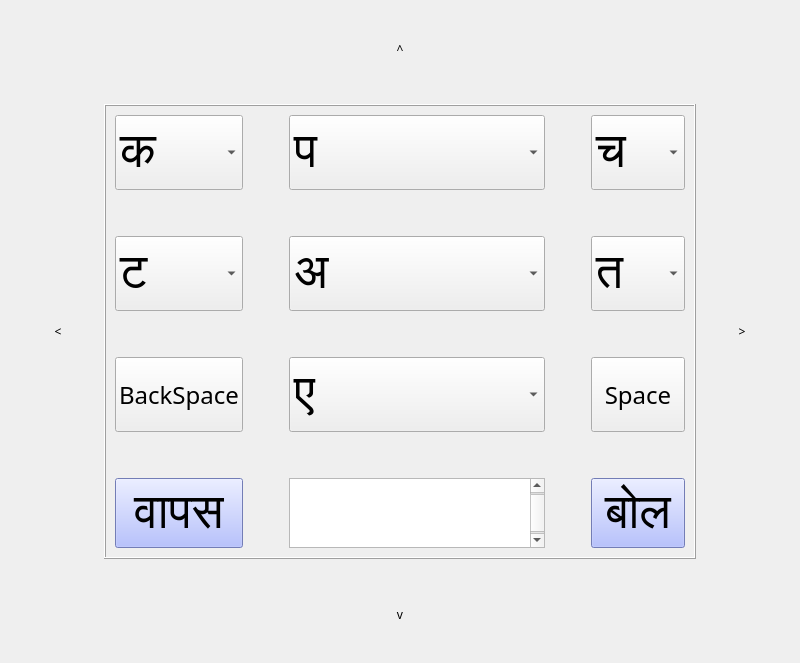
Above: boliLayout.ui from ccluri/Boli before the change. Below: the same form after it.
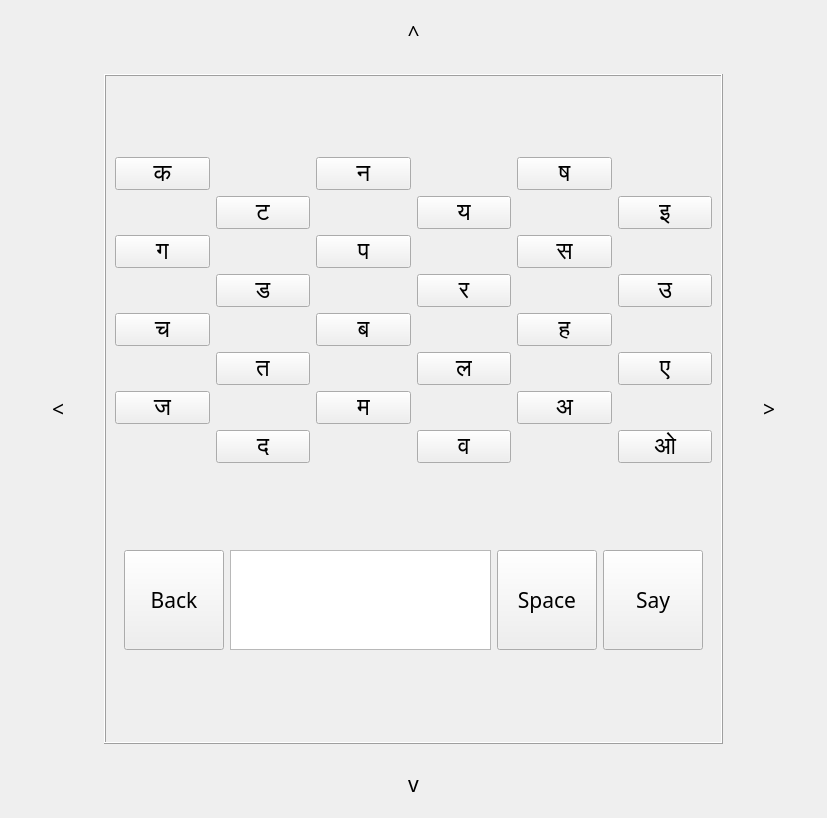
That is the form after the change. The open tabs and pages were chosen to show the change.

Commit message: alphabets of hindi as buttons instead of comboBoxs, working dirty code

Diff of the .ui file:
```diff
--- a/boliLayout.ui
+++ b/boliLayout.ui
@@ -6,13 +6,14 @@
    <rect>
     <x>0</x>
     <y>0</y>
-    <width>800</width>
-    <height>600</height>
+    <width>827</width>
+    <height>818</height>
    </rect>
   </property>
   <property name="font">
    <font>
     <family>Lohit Hindi</family>
+    <pointsize>16</pointsize>
    </font>
   </property>
   <property name="windowTitle">
@@ -34,7 +35,7 @@
       <property name="minimumSize">
        <size>
         <width>0</width>
-        <height>80</height>
+        <height>50</height>
        </size>
       </property>
       <property name="text">
@@ -409,438 +410,396 @@
           </layout>
          </widget>
          <widget class="QWidget" name="page_2">
-          <layout class="QHBoxLayout" name="horizontalLayout_3">
+          <layout class="QVBoxLayout" name="verticalLayout_2">
            <item>
             <layout class="QGridLayout" name="gridLayout_2">
-             <item row="2" column="5">
-              <widget class="QComboBox" name="tha_ComboBox">
+             <item row="6" column="0">
+              <widget class="QPushButton" name="pushButton_4">
                <property name="font">
                 <font>
-                 <pointsize>36</pointsize>
+                 <pointsize>18</pointsize>
                 </font>
                </property>
-               <item>
-                <property name="text">
-                 <string>त</string>
-                </property>
-               </item>
-               <item>
-                <property name="text">
-                 <string>थ</string>
-                </property>
-               </item>
-               <item>
-                <property name="text">
-                 <string>द</string>
-                </property>
-               </item>
-               <item>
-                <property name="text">
-                 <string>ध</string>
-                </property>
-               </item>
-               <item>
-                <property name="text">
-                 <string>न</string>
-                </property>
-               </item>
-              </widget>
-             </item>
-             <item row="3" column="1">
-              <spacer name="verticalSpacer_6">
-               <property name="orientation">
-                <enum>Qt::Vertical</enum>
-               </property>
-               <property name="sizeType">
-                <enum>QSizePolicy::Fixed</enum>
-               </property>
-               <property name="sizeHint" stdset="0">
-                <size>
-                 <width>20</width>
-                 <height>40</height>
-                </size>
-               </property>
-              </spacer>
-             </item>
-             <item row="7" column="1">
-              <widget class="QPushButton" name="cancelPushButton_2">
-               <property name="sizePolicy">
-                <sizepolicy hsizetype="Minimum" vsizetype="Expanding">
-                 <horstretch>0</horstretch>
-                 <verstretch>0</verstretch>
-                </sizepolicy>
-               </property>
-               <property name="font">
-                <font>
-                 <family>Lohit Hindi</family>
-                 <pointsize>36</pointsize>
-                </font>
-               </property>
-               <property name="styleSheet">
-                <string notr="true">background-color: rgb(161, 175, 255);</string>
-               </property>
                <property name="text">
-                <string>वापस</string>
-               </property>
-              </widget>
-             </item>
-             <item row="7" column="5">
-              <widget class="QPushButton" name="sayPushButton_2">
-               <property name="sizePolicy">
-                <sizepolicy hsizetype="Minimum" vsizetype="Expanding">
-                 <horstretch>0</horstretch>
-                 <verstretch>0</verstretch>
-                </sizepolicy>
-               </property>
-               <property name="font">
-                <font>
-                 <family>Lohit Hindi</family>
-                 <pointsize>36</pointsize>
-                </font>
-               </property>
-               <property name="styleSheet">
-                <string notr="true">background-color: rgb(161, 175, 255);</string>
-               </property>
-               <property name="text">
-                <string>बोल</string>
+                <string>ज</string>
                </property>
               </widget>
              </item>
              <item row="7" column="3">
-              <widget class="QTextEdit" name="letterOutputTextEdit">
-               <property name="sizePolicy">
-                <sizepolicy hsizetype="Minimum" vsizetype="Expanding">
-                 <horstretch>0</horstretch>
-                 <verstretch>0</verstretch>
-                </sizepolicy>
-               </property>
+              <widget class="QPushButton" name="pushButton_16">
                <property name="font">
                 <font>
-                 <family>Lohit Hindi</family>
-                 <pointsize>36</pointsize>
+                 <pointsize>18</pointsize>
                 </font>
                </property>
-               <property name="html">
-                <string>&lt;!DOCTYPE HTML PUBLIC &quot;-//W3C//DTD HTML 4.0//EN&quot; &quot;http://www.w3.org/TR/REC-html40/strict.dtd&quot;&gt;
-&lt;html&gt;&lt;head&gt;&lt;meta name=&quot;qrichtext&quot; content=&quot;1&quot; /&gt;&lt;style type=&quot;text/css&quot;&gt;
-p, li { white-space: pre-wrap; }
-&lt;/style&gt;&lt;/head&gt;&lt;body style=&quot; font-family:'Lohit Hindi'; font-size:36pt; font-weight:400; font-style:normal;&quot;&gt;
-&lt;p align=&quot;center&quot; style=&quot;-qt-paragraph-type:empty; margin-top:0px; margin-bottom:0px; margin-left:0px; margin-right:0px; -qt-block-indent:0; text-indent:0px;&quot;&gt;&lt;br /&gt;&lt;/p&gt;&lt;/body&gt;&lt;/html&gt;</string>
+               <property name="text">
+                <string>व</string>
                </property>
               </widget>
              </item>
-             <item row="6" column="1">
-              <spacer name="verticalSpacer_5">
-               <property name="orientation">
-                <enum>Qt::Vertical</enum>
+             <item row="2" column="2">
+              <widget class="QPushButton" name="pushButton_10">
+               <property name="font">
+                <font>
+                 <pointsize>18</pointsize>
+                </font>
                </property>
-               <property name="sizeType">
-                <enum>QSizePolicy::Fixed</enum>
+               <property name="text">
+                <string>प</string>
                </property>
-               <property name="sizeHint" stdset="0">
-                <size>
-                 <width>20</width>
-                 <height>40</height>
-                </size>
-               </property>
-              </spacer>
+              </widget>
              </item>
-             <item row="0" column="3">
-              <widget class="QComboBox" name="pa_ComboBox">
+             <item row="4" column="2">
+              <widget class="QPushButton" name="pushButton_11">
                <property name="font">
                 <font>
-                 <pointsize>36</pointsize>
+                 <pointsize>18</pointsize>
                 </font>
                </property>
-               <item>
-                <property name="text">
-                 <string>प</string>
-                </property>
-               </item>
-               <item>
-                <property name="text">
-                 <string>फ</string>
-                </property>
-               </item>
-               <item>
-                <property name="text">
-                 <string>ब</string>
-                </property>
-               </item>
-               <item>
-                <property name="text">
-                 <string>भ</string>
-                </property>
-               </item>
-               <item>
-                <property name="text">
-                 <string>म</string>
-                </property>
-               </item>
+               <property name="text">
+                <string>ब</string>
+               </property>
               </widget>
              </item>
-             <item row="0" column="5">
-              <widget class="QComboBox" name="cha_ComboBox">
+             <item row="6" column="2">
+              <widget class="QPushButton" name="pushButton_12">
                <property name="font">
                 <font>
-                 <pointsize>36</pointsize>
+                 <pointsize>18</pointsize>
                 </font>
                </property>
-               <item>
-                <property name="text">
-                 <string>च</string>
-                </property>
-               </item>
-               <item>
-                <property name="text">
-                 <string>छ</string>
-                </property>
-               </item>
-               <item>
-                <property name="text">
-                 <string>ज</string>
-                </property>
-               </item>
-               <item>
-                <property name="text">
-                 <string>झ</string>
-                </property>
-               </item>
+               <property name="text">
+                <string>म</string>
+               </property>
               </widget>
              </item>
-             <item row="0" column="2">
-              <spacer name="horizontalSpacer_3">
-               <property name="orientation">
-                <enum>Qt::Horizontal</enum>
+             <item row="4" column="0">
+              <widget class="QPushButton" name="pushButton_3">
+               <property name="font">
+                <font>
+                 <pointsize>18</pointsize>
+                </font>
                </property>
-               <property name="sizeType">
-                <enum>QSizePolicy::Fixed</enum>
+               <property name="text">
+                <string>च</string>
                </property>
-               <property name="sizeHint" stdset="0">
-                <size>
-                 <width>40</width>
-                 <height>20</height>
-                </size>
-               </property>
-              </spacer>
-             </item>
-             <item row="1" column="1">
-              <spacer name="verticalSpacer_4">
-               <property name="orientation">
-                <enum>Qt::Vertical</enum>
-               </property>
-               <property name="sizeType">
-                <enum>QSizePolicy::Fixed</enum>
-               </property>
-               <property name="sizeHint" stdset="0">
-                <size>
-                 <width>20</width>
-                 <height>40</height>
-                </size>
-               </property>
-              </spacer>
+              </widget>
              </item>
              <item row="5" column="3">
-              <widget class="QComboBox" name="aye_ComboBox">
+              <widget class="QPushButton" name="pushButton_15">
                <property name="font">
                 <font>
-                 <pointsize>36</pointsize>
+                 <pointsize>18</pointsize>
                 </font>
                </property>
-               <item>
-                <property name="text">
-                 <string>ए</string>
-                </property>
-               </item>
-               <item>
-                <property name="text">
-                 <string>ऐ</string>
-                </property>
-               </item>
-               <item>
-                <property name="text">
-                 <string>ओ</string>
-                </property>
-               </item>
-               <item>
-                <property name="text">
-                 <string>औ</string>
-                </property>
-               </item>
-               <item>
-                <property name="text">
-                 <string>अं</string>
-                </property>
-               </item>
-               <item>
-                <property name="text">
-                 <string>अः</string>
-                </property>
-               </item>
+               <property name="text">
+                <string>ल</string>
+               </property>
+              </widget>
+             </item>
+             <item row="7" column="1">
+              <widget class="QPushButton" name="pushButton_8">
+               <property name="font">
+                <font>
+                 <pointsize>18</pointsize>
+                </font>
+               </property>
+               <property name="text">
+                <string>द</string>
+               </property>
+              </widget>
+             </item>
+             <item row="0" column="0">
+              <widget class="QPushButton" name="pushButton">
+               <property name="font">
+                <font>
+                 <pointsize>18</pointsize>
+                </font>
+               </property>
+               <property name="text">
+                <string>क</string>
+               </property>
+              </widget>
+             </item>
+             <item row="5" column="1">
+              <widget class="QPushButton" name="pushButton_7">
+               <property name="font">
+                <font>
+                 <pointsize>18</pointsize>
+                </font>
+               </property>
+               <property name="text">
+                <string>त</string>
+               </property>
+              </widget>
+             </item>
+             <item row="3" column="1">
+              <widget class="QPushButton" name="pushButton_6">
+               <property name="font">
+                <font>
+                 <pointsize>18</pointsize>
+                </font>
+               </property>
+               <property name="text">
+                <string>ड</string>
+               </property>
+              </widget>
+             </item>
+             <item row="1" column="1">
+              <widget class="QPushButton" name="pushButton_5">
+               <property name="font">
+                <font>
+                 <pointsize>18</pointsize>
+                </font>
+               </property>
+               <property name="text">
+                <string>ट</string>
+               </property>
+              </widget>
+             </item>
+             <item row="3" column="3">
+              <widget class="QPushButton" name="pushButton_14">
+               <property name="font">
+                <font>
+                 <pointsize>18</pointsize>
+                </font>
+               </property>
+               <property name="text">
+                <string>र</string>
+               </property>
+              </widget>
+             </item>
+             <item row="0" column="2">
+              <widget class="QPushButton" name="pushButton_9">
+               <property name="font">
+                <font>
+                 <pointsize>18</pointsize>
+                </font>
+               </property>
+               <property name="text">
+                <string>न</string>
+               </property>
+              </widget>
+             </item>
+             <item row="1" column="3">
+              <widget class="QPushButton" name="pushButton_13">
+               <property name="font">
+                <font>
+                 <pointsize>18</pointsize>
+                </font>
+               </property>
+               <property name="text">
+                <string>य</string>
+               </property>
+              </widget>
+             </item>
+             <item row="2" column="0">
+              <widget class="QPushButton" name="pushButton_2">
+               <property name="font">
+                <font>
+                 <pointsize>18</pointsize>
+                </font>
+               </property>
+               <property name="text">
+                <string>ग</string>
+               </property>
+              </widget>
+             </item>
+             <item row="2" column="4">
+              <widget class="QPushButton" name="pushButton_18">
+               <property name="font">
+                <font>
+                 <pointsize>18</pointsize>
+                </font>
+               </property>
+               <property name="text">
+                <string>स</string>
+               </property>
+              </widget>
+             </item>
+             <item row="4" column="4">
+              <widget class="QPushButton" name="pushButton_19">
+               <property name="font">
+                <font>
+                 <pointsize>18</pointsize>
+                </font>
+               </property>
+               <property name="text">
+                <string>ह</string>
+               </property>
+              </widget>
+             </item>
+             <item row="6" column="4">
+              <widget class="QPushButton" name="pushButton_20">
+               <property name="font">
+                <font>
+                 <pointsize>18</pointsize>
+                </font>
+               </property>
+               <property name="text">
+                <string>अ</string>
+               </property>
+              </widget>
+             </item>
+             <item row="1" column="5">
+              <widget class="QPushButton" name="pushButton_21">
+               <property name="font">
+                <font>
+                 <pointsize>18</pointsize>
+                </font>
+               </property>
+               <property name="text">
+                <string>इ</string>
+               </property>
+              </widget>
+             </item>
+             <item row="3" column="5">
+              <widget class="QPushButton" name="pushButton_22">
+               <property name="font">
+                <font>
+                 <pointsize>18</pointsize>
+                </font>
+               </property>
+               <property name="text">
+                <string>उ</string>
+               </property>
               </widget>
              </item>
              <item row="5" column="5">
-              <widget class="QPushButton" name="spacePushButton">
-               <property name="sizePolicy">
-                <sizepolicy hsizetype="Minimum" vsizetype="Preferred">
-                 <horstretch>0</horstretch>
-                 <verstretch>0</verstretch>
-                </sizepolicy>
-               </property>
+              <widget class="QPushButton" name="pushButton_23">
                <property name="font">
                 <font>
                  <pointsize>18</pointsize>
                 </font>
                </property>
                <property name="text">
-                <string>Space</string>
+                <string>ए</string>
                </property>
               </widget>
              </item>
-             <item row="2" column="3">
-              <widget class="QComboBox" name="aa_ComboBox">
+             <item row="7" column="5">
+              <widget class="QPushButton" name="pushButton_24">
                <property name="font">
                 <font>
-                 <pointsize>36</pointsize>
+                 <pointsize>18</pointsize>
                 </font>
                </property>
-               <item>
-                <property name="text">
-                 <string>अ</string>
-                </property>
-               </item>
-               <item>
-                <property name="text">
-                 <string>आ</string>
-                </property>
-               </item>
-               <item>
-                <property name="text">
-                 <string>इ</string>
-                </property>
-               </item>
-               <item>
-                <property name="text">
-                 <string>ई</string>
-                </property>
-               </item>
-               <item>
-                <property name="text">
-                 <string>उ</string>
-                </property>
-               </item>
-               <item>
-                <property name="text">
-                 <string>ऊ</string>
-                </property>
-               </item>
+               <property name="text">
+                <string>ओ</string>
+               </property>
               </widget>
              </item>
              <item row="0" column="4">
-              <spacer name="horizontalSpacer_4">
-               <property name="orientation">
-                <enum>Qt::Horizontal</enum>
-               </property>
-               <property name="sizeType">
-                <enum>QSizePolicy::Fixed</enum>
-               </property>
-               <property name="sizeHint" stdset="0">
-                <size>
-                 <width>40</width>
-                 <height>20</height>
-                </size>
-               </property>
-              </spacer>
-             </item>
-             <item row="0" column="1">
-              <widget class="QComboBox" name="ka_ComboBox">
-               <property name="font">
-                <font>
-                 <pointsize>36</pointsize>
-                </font>
-               </property>
-               <property name="mouseTracking">
-                <bool>false</bool>
-               </property>
-               <property name="sizeAdjustPolicy">
-                <enum>QComboBox::AdjustToContentsOnFirstShow</enum>
-               </property>
-               <item>
-                <property name="text">
-                 <string>क</string>
-                </property>
-               </item>
-               <item>
-                <property name="text">
-                 <string>ख</string>
-                </property>
-               </item>
-               <item>
-                <property name="text">
-                 <string>ग</string>
-                </property>
-               </item>
-               <item>
-                <property name="text">
-                 <string>घ</string>
-                </property>
-               </item>
-              </widget>
-             </item>
-             <item row="2" column="1">
-              <widget class="QComboBox" name="ta_ComboBox">
-               <property name="font">
-                <font>
-                 <pointsize>36</pointsize>
-                </font>
-               </property>
-               <item>
-                <property name="text">
-                 <string>ट</string>
-                </property>
-               </item>
-               <item>
-                <property name="text">
-                 <string>ट़ा</string>
-                </property>
-               </item>
-               <item>
-                <property name="text">
-                 <string>ड</string>
-                </property>
-               </item>
-               <item>
-                <property name="text">
-                 <string>ढ</string>
-                </property>
-               </item>
-               <item>
-                <property name="text">
-                 <string>ण</string>
-                </property>
-               </item>
-              </widget>
-             </item>
-             <item row="5" column="1">
-              <widget class="QPushButton" name="backspacePushButton">
-               <property name="sizePolicy">
-                <sizepolicy hsizetype="Minimum" vsizetype="Preferred">
-                 <horstretch>0</horstretch>
-                 <verstretch>0</verstretch>
-                </sizepolicy>
-               </property>
+              <widget class="QPushButton" name="pushButton_17">
                <property name="font">
                 <font>
                  <pointsize>18</pointsize>
                 </font>
                </property>
                <property name="text">
-                <string>BackSpace</string>
+                <string>ष</string>
                </property>
               </widget>
              </item>
             </layout>
            </item>
+           <item>
+            <widget class="QWidget" name="widget_2" native="true">
+             <property name="sizePolicy">
+              <sizepolicy hsizetype="Preferred" vsizetype="Fixed">
+               <horstretch>0</horstretch>
+               <verstretch>0</verstretch>
+              </sizepolicy>
+             </property>
+             <property name="minimumSize">
+              <size>
+               <width>0</width>
+               <height>0</height>
+              </size>
+             </property>
+             <layout class="QHBoxLayout" name="horizontalLayout_3">
+              <item>
+               <widget class="QPushButton" name="pushButton_25">
+                <property name="sizePolicy">
+                 <sizepolicy hsizetype="Fixed" vsizetype="Fixed">
+                  <horstretch>0</horstretch>
+                  <verstretch>0</verstretch>
+                 </sizepolicy>
+                </property>
+                <property name="minimumSize">
+                 <size>
+                  <width>100</width>
+                  <height>100</height>
+                 </size>
+                </property>
+                <property name="text">
+                 <string>Back</string>
+                </property>
+               </widget>
+              </item>
+              <item>
+               <widget class="QTextEdit" name="textEdit">
+                <property name="sizePolicy">
+                 <sizepolicy hsizetype="Expanding" vsizetype="Fixed">
+                  <horstretch>0</horstretch>
+                  <verstretch>0</verstretch>
+                 </sizepolicy>
+                </property>
+                <property name="minimumSize">
+                 <size>
+                  <width>0</width>
+                  <height>100</height>
+                 </size>
+                </property>
+                <property name="maximumSize">
+                 <size>
+                  <width>16777215</width>
+                  <height>100</height>
+                 </size>
+                </property>
+               </widget>
+              </item>
+              <item>
+               <widget class="QPushButton" name="pushButton_26">
+                <property name="sizePolicy">
+                 <sizepolicy hsizetype="Fixed" vsizetype="Fixed">
+                  <horstretch>0</horstretch>
+                  <verstretch>0</verstretch>
+                 </sizepolicy>
+                </property>
+                <property name="minimumSize">
+                 <size>
+                  <width>100</width>
+                  <height>100</height>
+                 </size>
+                </property>
+                <property name="text">
+                 <string>Space</string>
+                </property>
+               </widget>
+              </item>
+              <item>
+               <widget class="QPushButton" name="pushButton_27">
+                <property name="sizePolicy">
+                 <sizepolicy hsizetype="Fixed" vsizetype="Fixed">
+                  <horstretch>0</horstretch>
+                  <verstretch>0</verstretch>
+                 </sizepolicy>
+                </property>
+                <property name="minimumSize">
+                 <size>
+                  <width>100</width>
+                  <height>100</height>
+                 </size>
+                </property>
+                <property name="text">
+                 <string>Say</string>
+                </property>
+               </widget>
+              </item>
+             </layout>
+            </widget>
+           </item>
           </layout>
          </widget>
          <widget class="QWidget" name="page_3"/>
@@ -889,7 +848,7 @@
       <property name="minimumSize">
        <size>
         <width>0</width>
-        <height>80</height>
+        <height>50</height>
        </size>
       </property>
       <property name="text">
```
Left out of the diff: 2 changed lines with no effect on the pictures. The commit also changes 2 other files.
